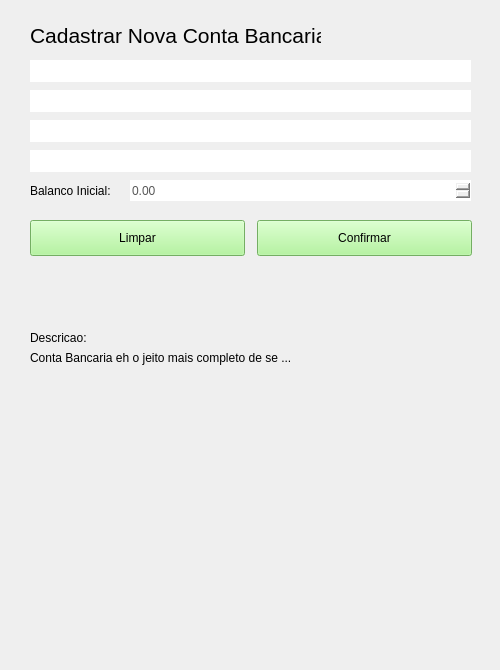
Qt form VirtualWallet/logic/src/vision/wnewbankaccount.ui (joaovicentesouto/INE5417) before a commit.
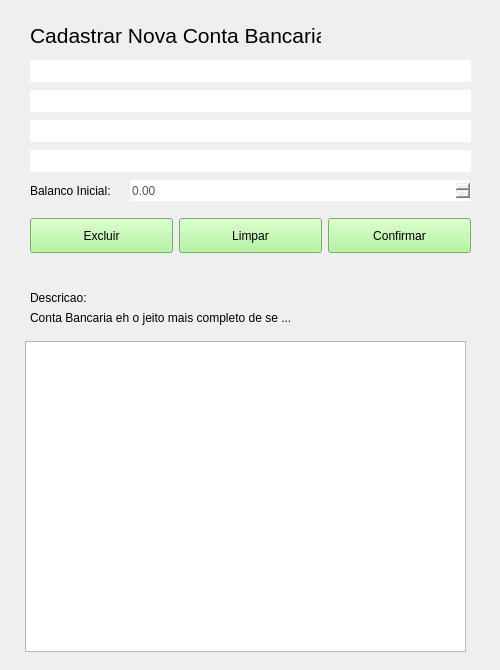
The same form after that commit.

Diff of the .ui file:
```diff
--- a/VirtualWallet/logic/src/vision/wnewbankaccount.ui
+++ b/VirtualWallet/logic/src/vision/wnewbankaccount.ui
@@ -41,27 +41,6 @@
     <string>Cadastrar Nova Conta Bancaria</string>
    </property>
   </widget>
-  <widget class="QPushButton" name="Confirm">
-   <property name="geometry">
-    <rect>
-     <x>257</x>
-     <y>220</y>
-     <width>215</width>
-     <height>36</height>
-    </rect>
-   </property>
-   <property name="styleSheet">
-    <string notr="true">#Confirm
-{
-    background-color: #a3f48a;
-    color: black;
-    font-size: 12px;
-}</string>
-   </property>
-   <property name="text">
-    <string>Confirmar</string>
-   </property>
-  </widget>
   <widget class="QDoubleSpinBox" name="Balance">
    <property name="geometry">
     <rect>
@@ -99,7 +78,7 @@
    <property name="geometry">
     <rect>
      <x>30</x>
-     <y>330</y>
+     <y>290</y>
      <width>441</width>
      <height>16</height>
     </rect>
@@ -128,32 +107,11 @@
     <string/>
    </property>
   </widget>
-  <widget class="QPushButton" name="Clean">
-   <property name="geometry">
-    <rect>
-     <x>30</x>
-     <y>220</y>
-     <width>215</width>
-     <height>36</height>
-    </rect>
-   </property>
-   <property name="styleSheet">
-    <string notr="true">#Clean
-{
-    background-color: #a3f48a;
-    color: black;
-    font-size: 12px;
-}</string>
-   </property>
-   <property name="text">
-    <string>Limpar</string>
-   </property>
-  </widget>
   <widget class="QLabel" name="Description_2">
    <property name="geometry">
     <rect>
      <x>30</x>
-     <y>350</y>
+     <y>310</y>
      <width>441</width>
      <height>16</height>
     </rect>
@@ -226,7 +184,7 @@
    <property name="geometry">
     <rect>
      <x>30</x>
-     <y>280</y>
+     <y>270</y>
      <width>441</width>
      <height>16</height>
     </rect>
@@ -241,18 +199,142 @@
     <string/>
    </property>
   </widget>
-  <zorder>Clean</zorder>
-  <zorder>Title</zorder>
-  <zorder>Confirm</zorder>
-  <zorder>Balance</zorder>
-  <zorder>DescBalance</zorder>
-  <zorder>Description</zorder>
-  <zorder>Name</zorder>
-  <zorder>Description_2</zorder>
-  <zorder>Number</zorder>
-  <zorder>Agency</zorder>
-  <zorder>Bank</zorder>
-  <zorder>Erro</zorder>
+  <widget class="QWidget" name="widget" native="true">
+   <property name="geometry">
+    <rect>
+     <x>30</x>
+     <y>210</y>
+     <width>441</width>
+     <height>51</height>
+    </rect>
+   </property>
+   <layout class="QHBoxLayout" name="horizontalLayout">
+    <item>
+     <widget class="QPushButton" name="Delete">
+      <property name="minimumSize">
+       <size>
+        <width>0</width>
+        <height>35</height>
+       </size>
+      </property>
+      <property name="maximumSize">
+       <size>
+        <width>16777215</width>
+        <height>35</height>
+       </size>
+      </property>
+      <property name="sizeIncrement">
+       <size>
+        <width>0</width>
+        <height>35</height>
+       </size>
+      </property>
+      <property name="baseSize">
+       <size>
+        <width>0</width>
+        <height>35</height>
+       </size>
+      </property>
+      <property name="styleSheet">
+       <string notr="true">    background-color: #a3f48a;
+    color: black;
+    font-size: 12px;</string>
+      </property>
+      <property name="text">
+       <string>Excluir</string>
+      </property>
+     </widget>
+    </item>
+    <item>
+     <widget class="QPushButton" name="Clean">
+      <property name="minimumSize">
+       <size>
+        <width>0</width>
+        <height>35</height>
+       </size>
+      </property>
+      <property name="maximumSize">
+       <size>
+        <width>16777215</width>
+        <height>35</height>
+       </size>
+      </property>
+      <property name="sizeIncrement">
+       <size>
+        <width>0</width>
+        <height>35</height>
+       </size>
+      </property>
+      <property name="baseSize">
+       <size>
+        <width>0</width>
+        <height>35</height>
+       </size>
+      </property>
+      <property name="styleSheet">
+       <string notr="true">#Clean
+{
+    background-color: #a3f48a;
+    color: black;
+    font-size: 12px;
+}</string>
+      </property>
+      <property name="text">
+       <string>Limpar</string>
+      </property>
+     </widget>
+    </item>
+    <item>
+     <widget class="QPushButton" name="Confirm">
+      <property name="minimumSize">
+       <size>
+        <width>0</width>
+        <height>35</height>
+       </size>
+      </property>
+      <property name="maximumSize">
+       <size>
+        <width>16777215</width>
+        <height>35</height>
+       </size>
+      </property>
+      <property name="sizeIncrement">
+       <size>
+        <width>0</width>
+        <height>35</height>
+       </size>
+      </property>
+      <property name="baseSize">
+       <size>
+        <width>0</width>
+        <height>35</height>
+       </size>
+      </property>
+      <property name="styleSheet">
+       <string notr="true">#Confirm
+{
+    background-color: #a3f48a;
+    color: black;
+    font-size: 12px;
+}</string>
+      </property>
+      <property name="text">
+       <string>Confirmar</string>
+      </property>
+     </widget>
+    </item>
+   </layout>
+  </widget>
+  <widget class="QTableWidget" name="AccountTable">
+   <property name="geometry">
+    <rect>
+     <x>25</x>
+     <y>341</y>
+     <width>441</width>
+     <height>311</height>
+    </rect>
+   </property>
+  </widget>
  </widget>
  <resources/>
  <connections/>
```
